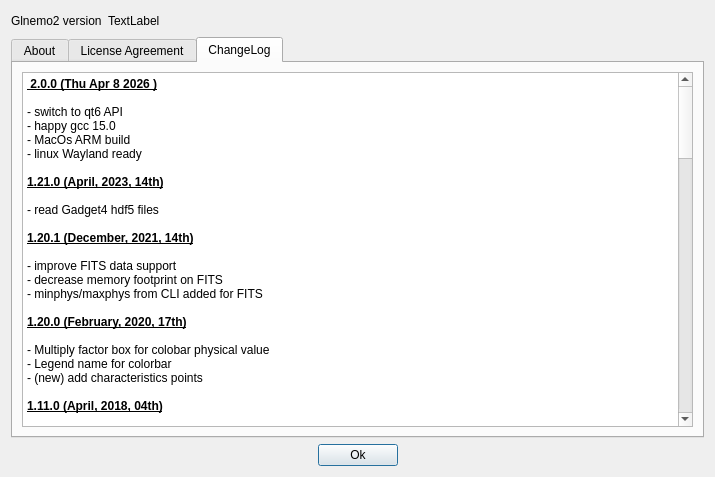
Old version of the form src/formabout.ui in the repository jcldc/glnemo2.
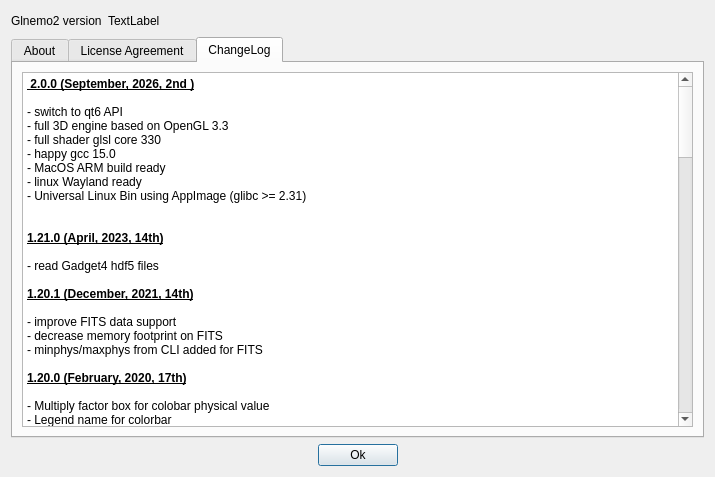
New version of the form. The open tabs and pages were chosen to show the change. Icons and pictures are not drawn.

```diff
--- a/src/formabout.ui
+++ b/src/formabout.ui
@@ -1033,12 +1033,16 @@
 &lt;table border=&quot;0&quot; style=&quot;-qt-table-type: root; margin-top:4px; margin-bottom:4px; margin-left:4px; margin-right:4px;&quot;&gt;
 &lt;tr&gt;
 &lt;td style=&quot;border: none;&quot;&gt;
-&lt;p style=&quot; margin-top:0px; margin-bottom:0px; margin-left:0px; margin-right:0px; -qt-block-indent:0; text-indent:0px;&quot;&gt;&lt;span style=&quot; font-weight:700; text-decoration: underline;&quot;&gt; 2.0.0 (Thu Apr 8 2026 )&lt;/span&gt;&lt;/p&gt;
+&lt;p style=&quot; margin-top:0px; margin-bottom:0px; margin-left:0px; margin-right:0px; -qt-block-indent:0; text-indent:0px;&quot;&gt;&lt;span style=&quot; font-weight:700; text-decoration: underline;&quot;&gt; 2.0.0 (September, 2026, 2nd )&lt;/span&gt;&lt;/p&gt;
 &lt;p style=&quot;-qt-paragraph-type:empty; margin-top:0px; margin-bottom:0px; margin-left:0px; margin-right:0px; -qt-block-indent:0; text-indent:0px;&quot;&gt;&lt;br /&gt;&lt;/p&gt;
 &lt;p style=&quot; margin-top:0px; margin-bottom:0px; margin-left:0px; margin-right:0px; -qt-block-indent:0; text-indent:0px;&quot;&gt;- switch to qt6 API&lt;/p&gt;
+&lt;p style=&quot; margin-top:0px; margin-bottom:0px; margin-left:0px; margin-right:0px; -qt-block-indent:0; text-indent:0px;&quot;&gt;- full 3D engine based on OpenGL 3.3&lt;/p&gt;
+&lt;p style=&quot; margin-top:0px; margin-bottom:0px; margin-left:0px; margin-right:0px; -qt-block-indent:0; text-indent:0px;&quot;&gt;- full shader glsl core 330&lt;/p&gt;
 &lt;p style=&quot; margin-top:0px; margin-bottom:0px; margin-left:0px; margin-right:0px; -qt-block-indent:0; text-indent:0px;&quot;&gt;- happy gcc 15.0&lt;/p&gt;
-&lt;p style=&quot; margin-top:0px; margin-bottom:0px; margin-left:0px; margin-right:0px; -qt-block-indent:0; text-indent:0px;&quot;&gt;- MacOs ARM build&lt;/p&gt;
+&lt;p style=&quot; margin-top:0px; margin-bottom:0px; margin-left:0px; margin-right:0px; -qt-block-indent:0; text-indent:0px;&quot;&gt;- MacOS ARM build ready&lt;/p&gt;
 &lt;p style=&quot; margin-top:0px; margin-bottom:0px; margin-left:0px; margin-right:0px; -qt-block-indent:0; text-indent:0px;&quot;&gt;- linux Wayland ready&lt;/p&gt;
+&lt;p style=&quot; margin-top:0px; margin-bottom:0px; margin-left:0px; margin-right:0px; -qt-block-indent:0; text-indent:0px;&quot;&gt;- Universal Linux Bin using AppImage (glibc &amp;gt;= 2.31)&lt;/p&gt;
+&lt;p style=&quot;-qt-paragraph-type:empty; margin-top:0px; margin-bottom:0px; margin-left:0px; margin-right:0px; -qt-block-indent:0; text-indent:0px; text-decoration: underline;&quot;&gt;&lt;br /&gt;&lt;/p&gt;
 &lt;p style=&quot;-qt-paragraph-type:empty; margin-top:0px; margin-bottom:0px; margin-left:0px; margin-right:0px; -qt-block-indent:0; text-indent:0px; font-weight:600; text-decoration: underline;&quot;&gt;&lt;br /&gt;&lt;/p&gt;
 &lt;p style=&quot; margin-top:0px; margin-bottom:0px; margin-left:0px; margin-right:0px; -qt-block-indent:0; text-indent:0px;&quot;&gt;&lt;span style=&quot; font-weight:600; text-decoration: underline;&quot;&gt;1.21.0 (April, 2023, 14th)&lt;/span&gt;&lt;/p&gt;
 &lt;p style=&quot;-qt-paragraph-type:empty; margin-top:0px; margin-bottom:0px; margin-left:0px; margin-right:0px; -qt-block-indent:0; text-indent:0px;&quot;&gt;&lt;br /&gt;&lt;/p&gt;
```
Left out of the diff: 2 changed lines with no effect on the pictures.
